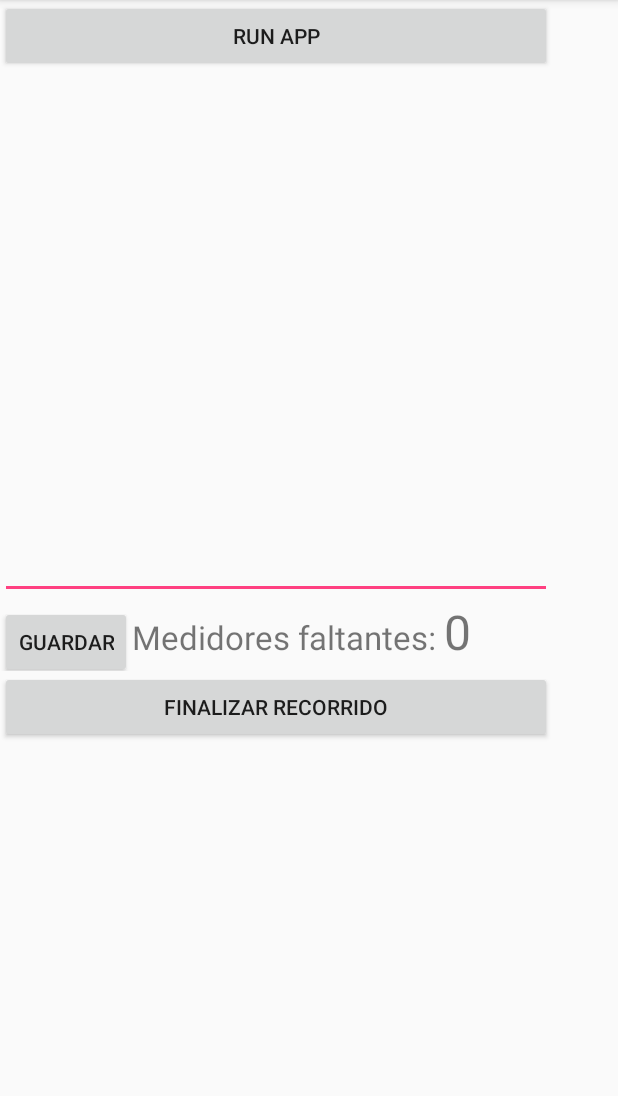
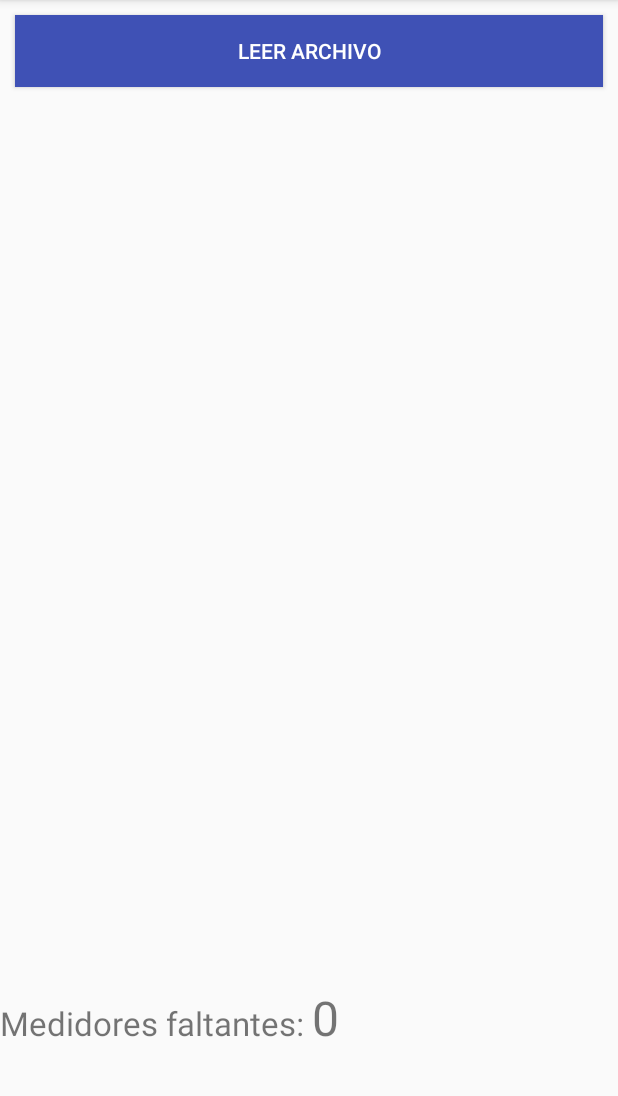
Before and after one commit to Gil7/mobileapp-lectureDCOFile, an Android app: the screen it shows after launch (MainActivity), on a phone screen of 412 x 824 dp, the part 84-1180 px from its top. Run offline under Robolectric (Android 15) with nearby library versions, the phone set to English and light mode, and no system bars.

Commit message:
colors changed and added to colors.xml

```diff
--- a/app/src/main/AndroidManifest.xml
+++ b/app/src/main/AndroidManifest.xml
@@ -12,7 +12,7 @@
         android:roundIcon="@mipmap/ic_launcher_round"
         android:supportsRtl="true"
         android:theme="@style/AppTheme">
-        <activity android:name=".MainActivity">
+        <activity android:name=".MainActivity" android:screenOrientation="portrait">
             <intent-filter>
                 <action android:name="android.intent.action.MAIN" />
 
--- a/app/src/main/java/com/example/gil/smapa/MainActivity.java
+++ b/app/src/main/java/com/example/gil/smapa/MainActivity.java
@@ -69,7 +69,7 @@ public class MainActivity extends AppCompatActivity {
         /*textview to display how many people are not been took it a measure
         * textview para mostrar cuantas personas aun no se han tomado medidas*/
         totalClients = (TextView)findViewById(R.id.totalClients);
-
+        finishTravel.setVisibility(View.INVISIBLE);
         /*hide the helperKey*/
         helperKey.setVisibility(View.INVISIBLE);
         /*Event to save the DCO FILE after to take all measures
@@ -197,7 +197,7 @@ public class MainActivity extends AppCompatActivity {
                 }
             }
         }).start();//Start the thread -- iniciar el hilo
-
+        finishTravel.setVisibility(View.VISIBLE);
         /*hide the button that started the process to read data from the DCO flle
         * oculat el boton que inicio el proceso de lectura de datos del archivo DCO*/
         btnRunApp.setVisibility(View.GONE);
--- a/app/src/main/res/layout/activity_main.xml
+++ b/app/src/main/res/layout/activity_main.xml
@@ -9,14 +9,16 @@
 
     <LinearLayout
         android:orientation="vertical"
-        android:layout_width="368dp"
-        android:layout_height="495dp"
-        tools:layout_editor_absoluteY="0dp"
-        tools:layout_editor_absoluteX="0dp">
+        android:layout_width="match_parent"
+        android:layout_height="match_parent"
+        >
         <Button
+            android:textColor="@color/mwhite"
+            android:layout_margin="10dp"
             android:id="@+id/btnRunApp"
-            android:text="Run app"
-            android:layout_width="368dp"
+            android:background="@color/colorPrimary"
+            android:text="Leer archivo"
+            android:layout_width="match_parent"
             android:layout_height="wrap_content"
             />
         <ListView
@@ -25,6 +27,7 @@
             android:layout_height="300dp"
             android:layout_weight="5.06"></ListView>
         <EditText
+            android:visibility="gone"
             android:id="@+id/dataClient"
             android:layout_width="match_parent"
             android:layout_height="100dp"
@@ -34,6 +37,7 @@
             android:layout_height="wrap_content"
             android:orientation="horizontal">
             <Button
+                android:visibility="gone"
                 android:id="@+id/btnSaveMeasure"
                 android:layout_width="wrap_content"
                 android:layout_height="wrap_content"
@@ -56,6 +60,9 @@
                 android:layout_height="wrap_content" />
         </LinearLayout>
         <Button
+            android:textColor="@color/mwhite"
+            android:background="@color/mgreen"
+            android:layout_margin="10dp"
             android:text="Finalizar recorrido"
             android:id="@+id/finishTravel"
             android:layout_width="match_parent"
--- a/app/src/main/res/layout/activity_main2.xml
+++ b/app/src/main/res/layout/activity_main2.xml
@@ -13,12 +13,17 @@
         android:layout_height="wrap_content" />
 
     <EditText
+        android:textSize="30dp"
+        android:layout_marginTop="10dp"
         android:text="0"
         android:id="@+id/lecture"
         android:hint="Lectura"
         android:layout_width="match_parent"
         android:layout_height="wrap_content" />
     <Button
+        android:textColor="@color/mwhite"
+        android:layout_margin="10dp"
+        android:background="@color/mgreen"
         android:onClick="SendData"
         android:text="Guadar"
         android:layout_width="match_parent"
--- a/app/src/main/res/values/colors.xml
+++ b/app/src/main/res/values/colors.xml
@@ -3,4 +3,7 @@
     <color name="colorPrimary">#3F51B5</color>
     <color name="colorPrimaryDark">#303F9F</color>
     <color name="colorAccent">#FF4081</color>
+    <color name="mblue">#3F51B5</color>
+    <color name="mgreen">#4CAF50</color>
+    <color name="mwhite">#FFFFFF</color>
 </resources>
```
